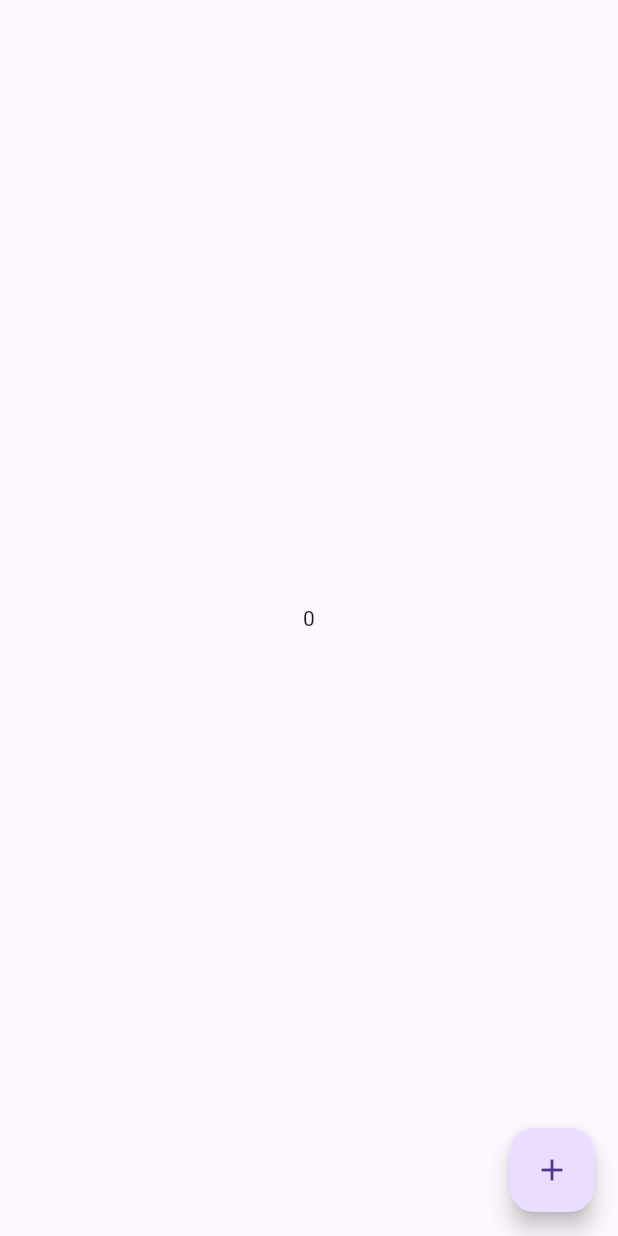
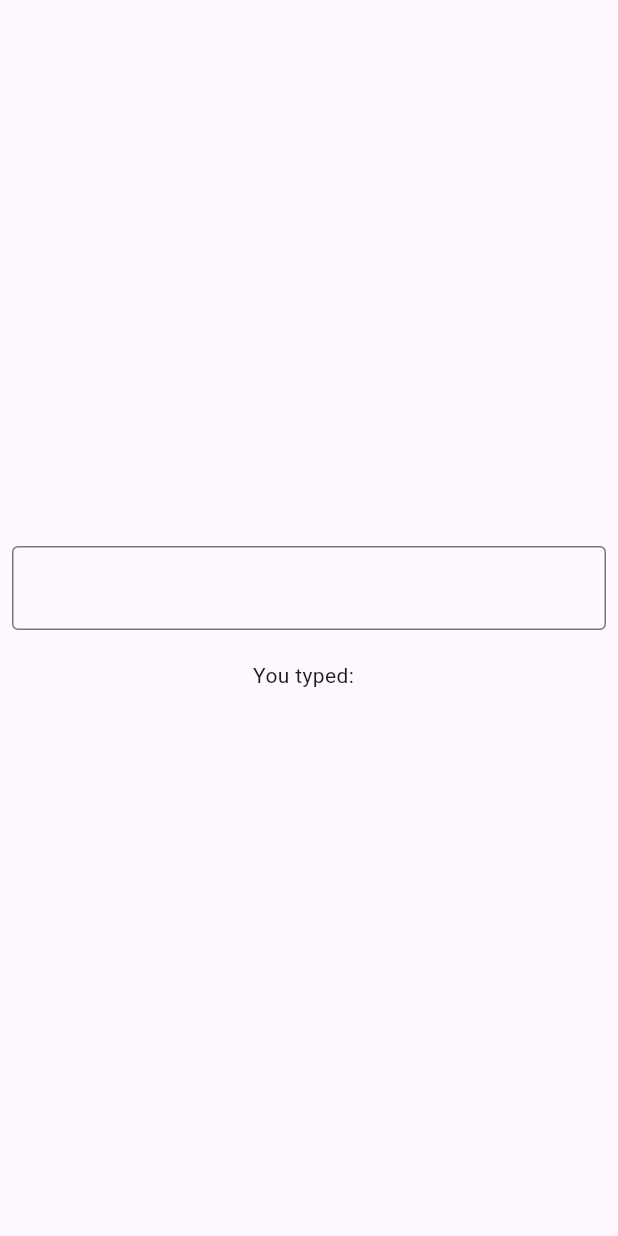
Before and after one commit to Nadun-Charuka/t_flutter_riverpod_tutorial, a Flutter app: the screen it shows after launch, on a phone screen of 412 x 824 dp. Run offline on Flutter 3.47's test engine with Material 3 defaults, Android fonts, the phone set to English and light mode, and no system bars; our stand-ins replace flutter_riverpod.

Commit message:
upto video 4

```diff
--- a/lib/main.dart
+++ b/lib/main.dart
@@ -1,6 +1,6 @@
 import 'package:flutter/material.dart';
 import 'package:flutter_riverpod/flutter_riverpod.dart';
-import 'package:t_flutter_riverpod_tutorial/video2.dart';
+import 'package:t_flutter_riverpod_tutorial/video3.dart';
 
 void main() {
   runApp(ProviderScope(child: const MyApp()));
@@ -11,6 +11,6 @@ class MyApp extends StatelessWidget {
 
   @override
   Widget build(BuildContext context) {
-    return MaterialApp(home: Video2());
+    return MaterialApp(home: Video3());
   }
 }
--- /dev/null
+++ b/lib/video3.dart
@@ -0,0 +1,62 @@
+import 'package:flutter/material.dart';
+import 'package:flutter_riverpod/flutter_riverpod.dart';
+
+final textProvider = StateProvider(
+  (ref) {
+    return " ";
+  },
+);
+
+class Video3 extends ConsumerStatefulWidget {
+  const Video3({super.key});
+
+  @override
+  ConsumerState<Video3> createState() => _Video3State();
+}
+
+class _Video3State extends ConsumerState<Video3> {
+  late TextEditingController _controller;
+
+  @override
+  void initState() {
+    _controller = TextEditingController();
+    _controller.addListener(
+      () {
+        ref.read(textProvider.notifier).state = _controller.text;
+      },
+    );
+    super.initState();
+  }
+
+  @override
+  void dispose() {
+    _controller.dispose();
+    super.dispose();
+  }
+
+  @override
+  Widget build(BuildContext context) {
+    final text = ref.watch(textProvider);
+    debugPrint("build the app");
+    return Scaffold(
+      body: Center(
+        child: Padding(
+          padding: const EdgeInsets.all(8.0),
+          child: Column(
+            spacing: 20,
+            mainAxisAlignment: MainAxisAlignment.center,
+            children: [
+              TextFormField(
+                controller: _controller,
+                decoration: InputDecoration(
+                  border: OutlineInputBorder(),
+                ),
+              ),
+              Text("You typed: $text"),
+            ],
+          ),
+        ),
+      ),
+    );
+  }
+}
```
